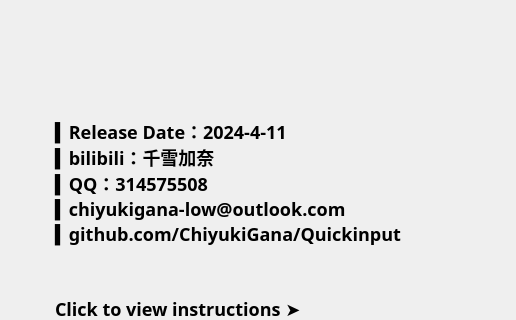
Old version of the form .ui/AboutUi.ui in the repository ChiyukiGana/Quickinput; both pictures show x 0 to 516 and y 0 to 320 of the 640 by 440 pixel window.
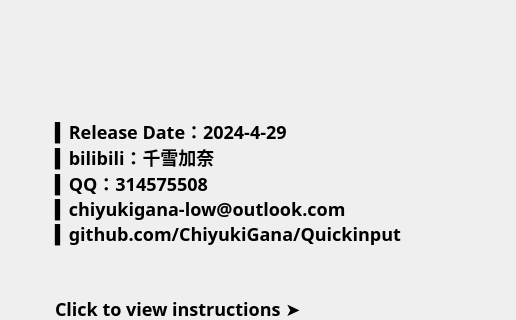
New version of the form. Icons and pictures are not drawn.

```diff
--- a/.ui/AboutUi.ui
+++ b/.ui/AboutUi.ui
@@ -67,15 +67,10 @@
       <enum>Qt::LeftToRight</enum>
      </property>
      <property name="styleSheet">
-      <string notr="true">QLabel{
-border-image:url(:/about.png);
-padding-left:50px;
-font-size:18px;
-}
-QLabel:hover{color:#00F;}</string>
+      <string notr="true">QLabel{color:black;border-image:url(:/about.png);padding-left:50px;font-size:18px}QLabel:hover{color:#00F;}</string>
      </property>
      <property name="text">
-      <string>▍Release Date：2024-4-11
+      <string>▍Release Date：2024-4-29
 ▍bilibili：千雪加奈
 ▍QQ：314575508
 ▍chiyukigana-low@outlook.com
```
